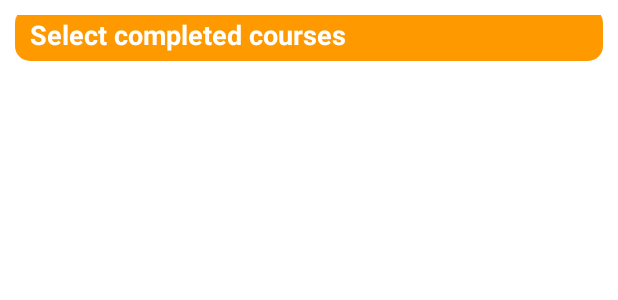
After one commit to TheIceSentinel/Prereq, an Android app: the layout activity_course_list.xml on its own in the app's theme, with its tools: preview values and no code run, on a phone screen of 412 x 824 dp. The commit adds this screen. Shown: the top 300 px of the screen. Run offline under Robolectric (Android 15) with nearby library versions, the phone set to English and light mode, and no system bars.

Commit message:
Added new CourseList activity and layout files based on NextCourse activity

```diff
--- a/app/src/main/AndroidManifest.xml
+++ b/app/src/main/AndroidManifest.xml
@@ -29,6 +29,7 @@
         <activity android:name=".RegisterActivity" />
         <activity android:name=".DegreePickerActivity" />
         <activity android:name=".NextCoursesActivity" />
+        <activity android:name=".CourseListActivity"></activity>
     </application>
 
 </manifest>
--- /dev/null
+++ b/app/src/main/res/layout/activity_course_list.xml
@@ -0,0 +1,45 @@
+<?xml version="1.0" encoding="utf-8"?>
+
+<!-- Edited by James Doty on 4/8/2018 -->
+
+<!-- TODO: Simplify attribute and extract hard-coded strings
+     TODO: Convert to ConstraintLayout -->
+
+<LinearLayout
+    xmlns:android="http://schemas.android.com/apk/res/android"
+    xmlns:app="http://schemas.android.com/apk/res-auto"
+    xmlns:tools="http://schemas.android.com/tools"
+    tools:context=".CourseListActivity"
+    android:id="@+id/activity_course_list"
+    android:layout_width="match_parent"
+    android:layout_height="match_parent"
+    android:padding="10dp"
+    android:orientation="vertical"
+    android:background="@android:color/background_light"
+    android:weightSum="1"
+    android:gravity="center">
+
+    <!--<ImageView-->
+        <!--android:id="@+id/imgLogo"-->
+        <!--android:layout_width="64dp"-->
+        <!--android:layout_height="64dp"-->
+        <!--app:srcCompat="@drawable/osu"-->
+        <!--tools:ignore="contentDescription" />-->
+
+    <TextView
+        android:id="@+id/txtNextCourses"
+        style="@style/Button"
+        android:layout_width="match_parent"
+        android:layout_height="wrap_content"
+        android:gravity="center_vertical"
+        android:text="@string/prompt_course_select" />
+
+    <ListView
+        android:layout_width="match_parent"
+        android:layout_weight="1.04"
+        android:id="@+id/completeCourseList"
+        android:layout_marginLeft="5dp"
+        android:layout_marginRight="5dp"
+        android:layout_height="0dp" />
+
+</LinearLayout>
--- a/app/src/main/res/values/strings.xml
+++ b/app/src/main/res/values/strings.xml
@@ -6,6 +6,7 @@
     <string name="prompt_password">Password</string>
     <string name="prompt_create_pass">Create Password</string>
     <string name="prompt_confirm_pass">Confirm Password</string>
+    <string name="prompt_course_select">Select completed courses</string>
     <string name="action_login">Log In</string>
     <string name="action_sign_up">Sign Up</string>
     <string name="error_invalid_email">This email address is invalid</string>
```
Also changed, not shown: app/src/main/java/com/novatulsa/dev/prereq/CourseListActivity.java (added, +121 -0 lines).
